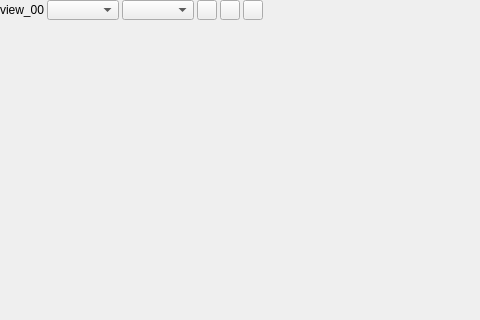
Old version of the form XS/source/Game/GameScene.ui in the repository xenginez/X; both pictures show x 0 to 480 and y 0 to 320 of the 770 by 646 pixel window.
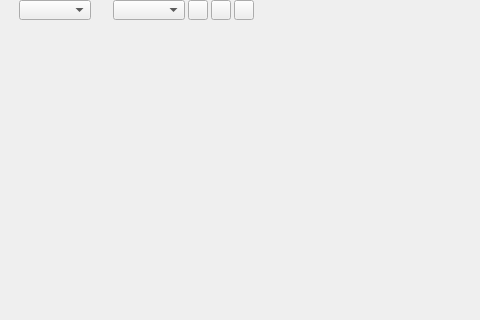
New version of the form.

Patch:
```diff
--- a/XS/source/Game/GameScene.ui
+++ b/XS/source/Game/GameScene.ui
@@ -66,15 +66,64 @@
        <number>0</number>
       </property>
       <item>
-       <widget class="QLabel" name="title">
+       <widget class="QLabel" name="camera_icon">
+        <property name="sizePolicy">
+         <sizepolicy hsizetype="Fixed" vsizetype="Fixed">
+          <horstretch>0</horstretch>
+          <verstretch>0</verstretch>
+         </sizepolicy>
+        </property>
+        <property name="minimumSize">
+         <size>
+          <width>16</width>
+          <height>16</height>
+         </size>
+        </property>
+        <property name="maximumSize">
+         <size>
+          <width>16</width>
+          <height>16</height>
+         </size>
+        </property>
         <property name="text">
-         <string>view_00</string>
+         <string/>
+        </property>
+        <property name="scaledContents">
+         <bool>true</bool>
         </property>
        </widget>
       </item>
       <item>
        <widget class="QComboBox" name="camera"/>
       </item>
+      <item>
+       <widget class="QLabel" name="ratio_icon">
+        <property name="sizePolicy">
+         <sizepolicy hsizetype="Fixed" vsizetype="Fixed">
+          <horstretch>0</horstretch>
+          <verstretch>0</verstretch>
+         </sizepolicy>
+        </property>
+        <property name="minimumSize">
+         <size>
+          <width>16</width>
+          <height>16</height>
+         </size>
+        </property>
+        <property name="maximumSize">
+         <size>
+          <width>16</width>
+          <height>16</height>
+         </size>
+        </property>
+        <property name="text">
+         <string/>
+        </property>
+        <property name="scaledContents">
+         <bool>true</bool>
+        </property>
+       </widget>
+      </item>
       <item>
        <widget class="QComboBox" name="ratio"/>
       </item>
@@ -95,6 +144,9 @@
         <property name="text">
          <string/>
         </property>
+        <property name="checkable">
+         <bool>true</bool>
+        </property>
        </widget>
       </item>
       <item>
@@ -114,6 +166,9 @@
         <property name="text">
          <string/>
         </property>
+        <property name="checkable">
+         <bool>true</bool>
+        </property>
        </widget>
       </item>
       <item>
```
